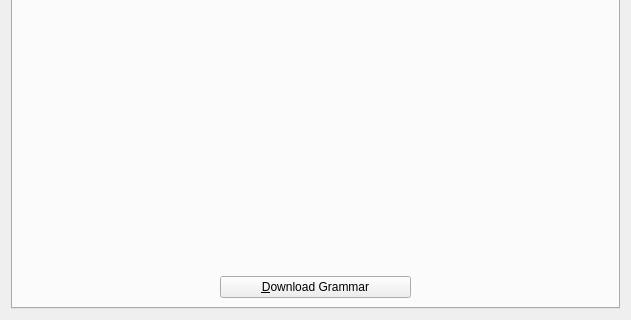
This is src/settings/languagepropertiespage.ui in KDE/parley as Qt 5 draws it before an edit; both pictures show x 0 to 631 and y 236 to 556 of the 631 by 556 pixel window. The edited form follows.
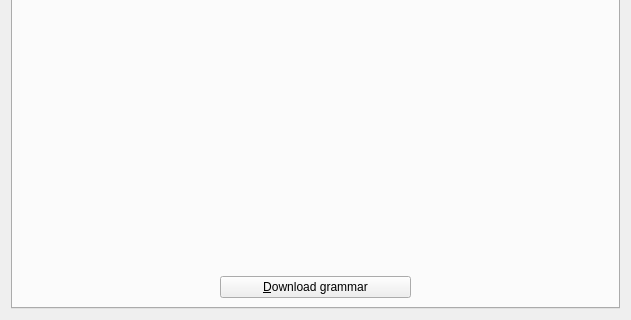
This is the edited form. Custom widgets are drawn as their Qt base class.

```diff
--- a/src/settings/languagepropertiespage.ui
+++ b/src/settings/languagepropertiespage.ui
@@ -72,7 +72,7 @@
        <item row="10" column="2">
         <widget class="QPushButton" name="downloadGrammarButton">
          <property name="text">
-          <string>&amp;Download Grammar</string>
+          <string>&amp;Download grammar</string>
          </property>
          <property name="checkable">
           <bool>false</bool>
```
